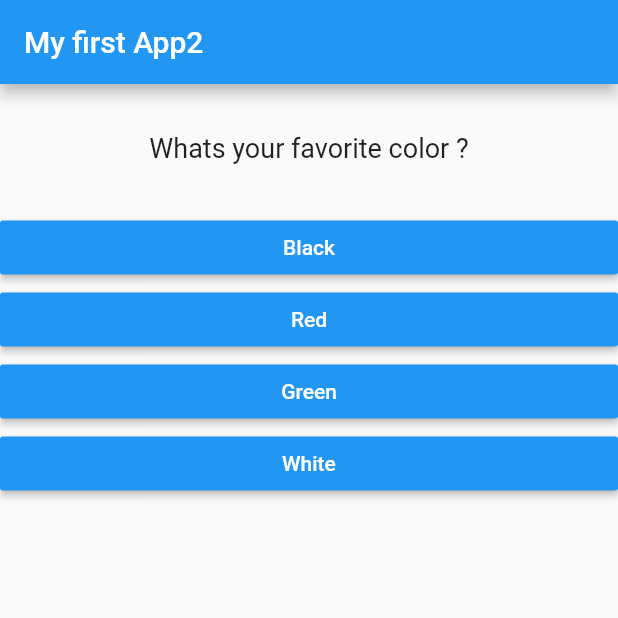
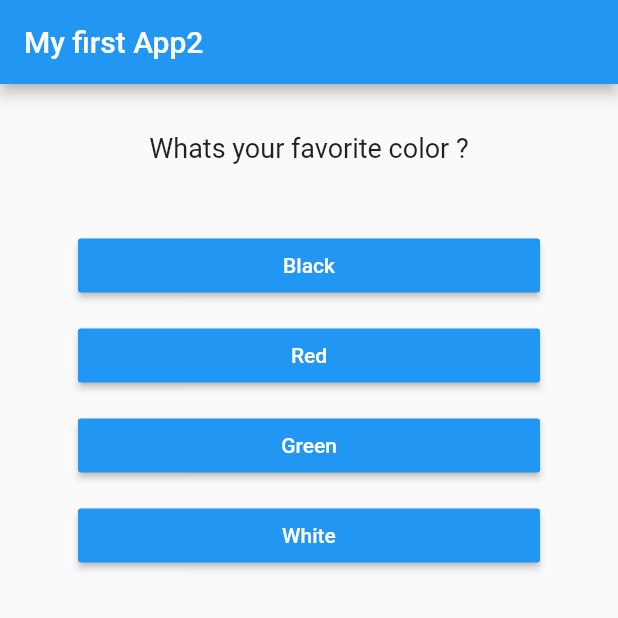
Before and after one commit to kamgolabek/Flutter-Crash-Course-for-Beginners-2019, a Flutter app: the screen it shows after launch, on a phone screen of 412 x 824 dp, the top half of it. Run offline on Flutter 3.47's test engine with Material 2 defaults, Android fonts, the phone set to English and light mode, and no system bars.

Commit message:
margin to answer widget

```diff
--- a/lib/answer.dart
+++ b/lib/answer.dart
@@ -11,6 +11,7 @@ class Answer extends StatelessWidget {
   Widget build(BuildContext context) {
     return Container(
         width: double.infinity,
+        margin: EdgeInsets.only(left: 52, right: 52, top: 12),
         child: RaisedButton(
           color: Colors.blue,
           textColor: Colors.white,
```
